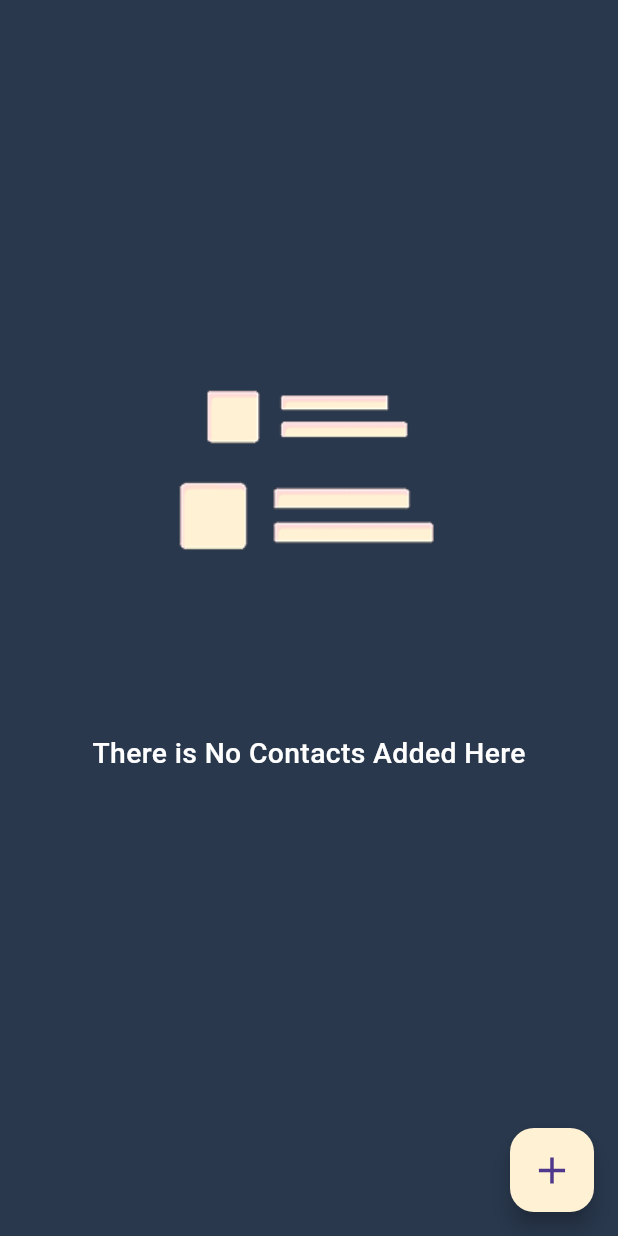
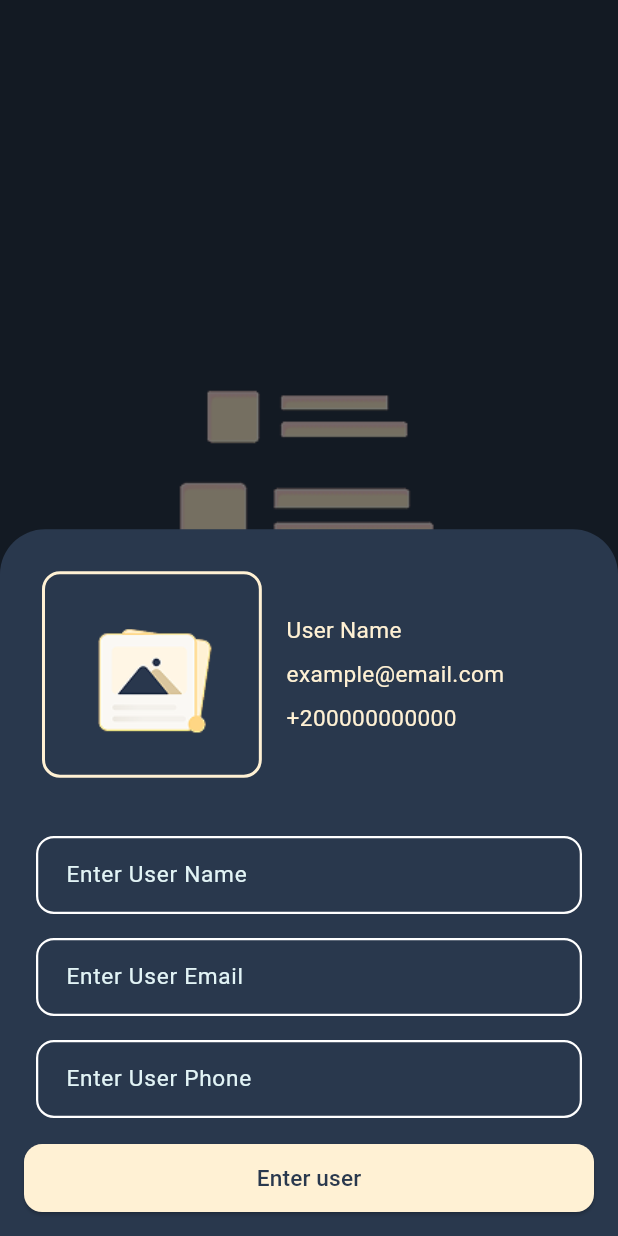
Before and after one commit to OmarGamalDev/contact-app, a Flutter app: the screen it shows after launch, after a tap on the "add" icon, on a phone screen of 412 x 824 dp. Run offline on Flutter 3.47's test engine with Material 3 defaults, Android fonts, the phone set to English and light mode, and no system bars; our stand-ins replace flutter_screenutil.

Commit message:
refactor: reorganize widget structure; implement AddContactBottomSheet and CustomTextField; add ContactModel; update FloatingActionButton functionality

```diff
--- a/lib/features/home/floating_action_button.dart
+++ /dev/null
@@ -1,16 +0,0 @@
-import 'package:flutter/material.dart';
-
-class CustomFloatingActionButton extends StatelessWidget {
-  const CustomFloatingActionButton({super.key});
-
-  @override
-  Widget build(BuildContext context) {
-    return FloatingActionButton(
-      onPressed: () {
-
-      },
-      backgroundColor: Color(0xffFFF1D4),
-      child: Icon(Icons.add, size: 30.0),
-    );
-  }
-}
--- /dev/null
+++ b/lib/features/home/model/contact_model.dart
@@ -0,0 +1,12 @@
+class ContactModel {
+  final String image;
+  final String name;
+  final String email;
+  final String phoneNumber;
+  ContactModel({
+    required this.image,
+    required this.name,
+    required this.email,
+    required this.phoneNumber,
+  });
+}
--- a/lib/features/home/view/home_screen.dart
+++ b/lib/features/home/view/home_screen.dart
@@ -1,4 +1,4 @@
-import 'package:contact_app/features/home/floating_action_button.dart';
+import 'package:contact_app/features/home/widgets/floating_action_button.dart';
 import 'package:flutter/material.dart';
 import 'package:flutter_screenutil/flutter_screenutil.dart';
 
@@ -17,7 +17,6 @@ class HomeScreen extends StatelessWidget {
           Image.asset(
             'assets/images/contact_image.png',
             fit: BoxFit.cover,
-            //BackgroundColor: Color(0xff29384D),
             width: 368.w,
             height: 368.h,
           ),
--- /dev/null
+++ b/lib/features/home/widgets/add_contact_bottom_sheet.dart
@@ -0,0 +1,121 @@
+import 'package:contact_app/features/home/widgets/custom_text_field.dart';
+import 'package:flutter/material.dart';
+import 'package:flutter_screenutil/flutter_screenutil.dart';
+
+class AddContactBottomSheet extends StatelessWidget {
+  AddContactBottomSheet({super.key});
+
+  final TextEditingController nameController = TextEditingController();
+  final TextEditingController phoneController = TextEditingController();
+  final TextEditingController emailController = TextEditingController();
+
+  @override
+  Widget build(BuildContext context) {
+    return Container(
+      padding: EdgeInsets.all(16),
+      decoration: BoxDecoration(
+        color: const Color(0xff29384D),
+        borderRadius: BorderRadius.vertical(top: Radius.circular(30)),
+      ),
+      child: SingleChildScrollView(
+        child: Column(
+          mainAxisSize: MainAxisSize.min,
+          children: [
+            Container(
+              padding: EdgeInsets.all(12),
+              decoration: BoxDecoration(
+                color: Color(0xff29384D),
+                borderRadius: BorderRadius.circular(20),
+              ),
+              child: Row(
+                children: [
+                  Container(
+                    width: 143.w,
+                    height: 146.h,
+                    decoration: BoxDecoration(
+                      color: Color(0xff29384D),
+                      borderRadius: BorderRadius.circular(12),
+                      border: Border.all(color: Color(0XFFFFF1D4), width: 2),
+                    ),
+                    child: Center(
+                      child: Image.asset(
+                        "assets/images/add_photo.png",
+                        width: 124.w,
+                        height: 124.h,
+                      ),
+                    ),
+                  ),
+                  SizedBox(width: 16.w),
+                  Column(
+                    crossAxisAlignment: CrossAxisAlignment.start,
+                    children: [
+                      Text(
+                        "User Name",
+                        style: TextStyle(
+                          color: Color(0XFFFFF1D4),
+                          fontSize: 16.sp,
+                        ),
+                      ),
+                      SizedBox(height: 8.h),
+                      Text(
+                        "example@email.com",
+                        style: TextStyle(
+                          color: Color(0XFFFFF1D4),
+                          fontSize: 16.sp,
+                        ),
+                      ),
+                      SizedBox(height: 8.h),
+                      Text(
+                        "+200000000000",
+                        style: TextStyle(
+                          color: Color(0XFFFFF1D4),
+                          fontSize: 16.sp,
+                        ),
+                      ),
+                    ],
+                  ),
+                ],
+              ),
+            ),
+            SizedBox(height: 20.h),
+            CustomTextField(
+              hintText: 'Enter User Name ',
+              keyboardType: TextInputType.name,
+              controller: nameController,
+            ),
+            CustomTextField(
+              hintText: 'Enter User Email ',
+              keyboardType: TextInputType.emailAddress,
+              controller: emailController,
+            ),
+            CustomTextField(
+              hintText: 'Enter User Phone',
+              keyboardType: TextInputType.phone,
+              controller: phoneController,
+            ),
+            SizedBox(height: 10.h),
+            SizedBox(
+              width: double.infinity,
+              height: 48.h,
+              child: ElevatedButton(
+                onPressed: () {
+                  // هترجع البيانات هنا بعدين
+                },
+                style: ElevatedButton.styleFrom(
+                  backgroundColor: Color(0xffFFF1D4),
+                  shape: RoundedRectangleBorder(
+                    borderRadius: BorderRadius.circular(12),
+                  ),
+                ),
+                child: Text(
+                  "Enter user",
+                  style: TextStyle(color: Color(0xff29384D), fontSize: 16.sp),
+                ),
+              ),
+            ),
+          ],
+        ),
+      ),
+    );
+  }
+}
--- /dev/null
+++ b/lib/features/home/widgets/custom_text_field.dart
@@ -0,0 +1,43 @@
+import 'package:flutter/material.dart';
+import 'package:flutter_screenutil/flutter_screenutil.dart';
+
+class CustomTextField extends StatelessWidget {
+  const CustomTextField({
+    super.key,
+    required this.controller,
+    required this.keyboardType,
+    required this.hintText,
+  });
+
+  final TextEditingController controller;
+  final TextInputType keyboardType;
+  final String hintText;
+
+  @override
+  Widget build(BuildContext context) {
+    return Padding(
+      padding: const EdgeInsets.all(8.0),
+      child: TextField(
+        controller: controller,
+        keyboardType: keyboardType,
+        style: TextStyle(color: Colors.white),
+        decoration: InputDecoration(
+          hintText: hintText,
+          hintStyle: TextStyle(color: Color(0XFFE2F4F6), fontSize: 16.sp),
+          filled: true,
+          fillColor: Color(0xff29384D),
+          contentPadding: EdgeInsets.symmetric(horizontal: 16, vertical: 14),
+          enabledBorder: OutlineInputBorder(
+            borderSide: BorderSide(color: Colors.white, width: 1.5),
+            borderRadius: BorderRadius.circular(12),
+          ),
+          focusedBorder: OutlineInputBorder(
+            borderSide: BorderSide(color: Colors.white, width: 2),
+            borderRadius: BorderRadius.circular(12),
+          ),
+          border: OutlineInputBorder(borderRadius: BorderRadius.circular(12)),
+        ),
+      ),
+    );
+  }
+}
--- /dev/null
+++ b/lib/features/home/widgets/floating_action_button.dart
@@ -0,0 +1,28 @@
+import 'package:contact_app/features/home/widgets/add_contact_bottom_sheet.dart';
+import 'package:flutter/material.dart';
+
+class CustomFloatingActionButton extends StatelessWidget {
+  const CustomFloatingActionButton({super.key});
+
+  @override
+  Widget build(BuildContext context) {
+    return FloatingActionButton(
+      onPressed: () {
+        showModalBottomSheet(
+          context: context,
+          isScrollControlled: true,
+          backgroundColor: Colors.transparent,
+          builder:
+              (context) => Padding(
+                padding: EdgeInsets.only(
+                  bottom: MediaQuery.of(context).viewInsets.bottom,
+                ),
+                child: AddContactBottomSheet(),
+              ),
+        );
+      },
+      backgroundColor: Color(0xffFFF1D4),
+      child: Icon(Icons.add, size: 30.0),
+    );
+  }
+}
```
Also changed, not shown: assets/images/add_photo.png (added).
